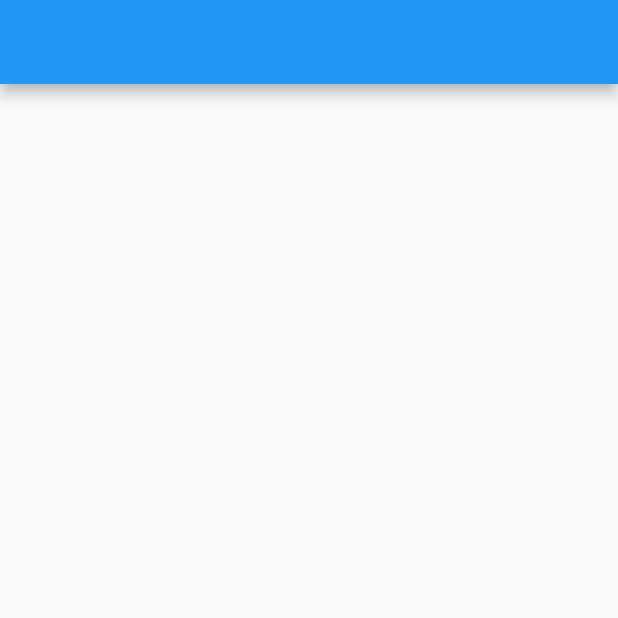
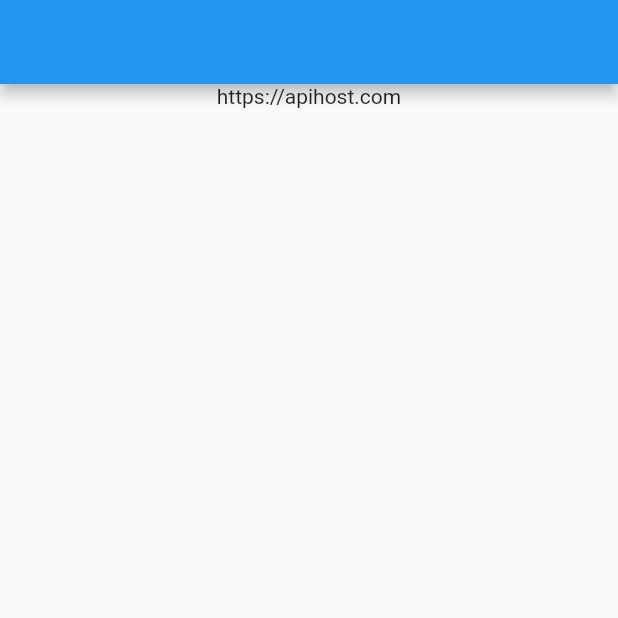
Before and after one commit to goandreus/flavors, a Flutter app: the screen it shows after launch, on a phone screen of 412 x 824 dp, the top half of it. Run offline on Flutter 3.47's test engine with Material 2 defaults, Android fonts, the phone set to English and light mode, and no system bars.

Commit message:
editing host

```diff
--- a/lib/main.dart
+++ b/lib/main.dart
@@ -5,7 +5,7 @@ import 'my_app.dart';
 
 void main() {
   AppConfig.instance.init(
-    apiHost: 'https:apihost.com',
+    apiHost: 'https://apihost.com',
     icon: 'assets/icon/free.png',
     primaryColor: Colors.redAccent,
     secondaryColor: Colors.white);
--- a/lib/main_free.dart
+++ b/lib/main_free.dart
@@ -5,7 +5,7 @@ import 'my_app.dart';
 
 void main() {
   AppConfig.instance.init(
-    apiHost: 'https:free.apihost.com',
+    apiHost: 'https://free.apihost.com',
     icon: 'assets/icon/free.png',
     primaryColor: Colors.blue,
     secondaryColor: Colors.white);
--- a/lib/pages/home_page.dart
+++ b/lib/pages/home_page.dart
@@ -1,3 +1,4 @@
+import 'package:flavors/app_config.dart';
 import 'package:flutter/material.dart';
 
 class HomePage extends StatelessWidget {
@@ -9,6 +10,14 @@ class HomePage extends StatelessWidget {
       appBar: AppBar(
         backgroundColor: Colors.blue,
       ),
+      body: Container(
+        width: double.infinity,
+        child: Column(
+          children: [
+            Text(AppConfig.instance.apiHost)
+          ],
+        ),
+      ),
     );
   }
 }
```
Also changed, not shown: lib/main_full.dart (+14 -0 lines).
